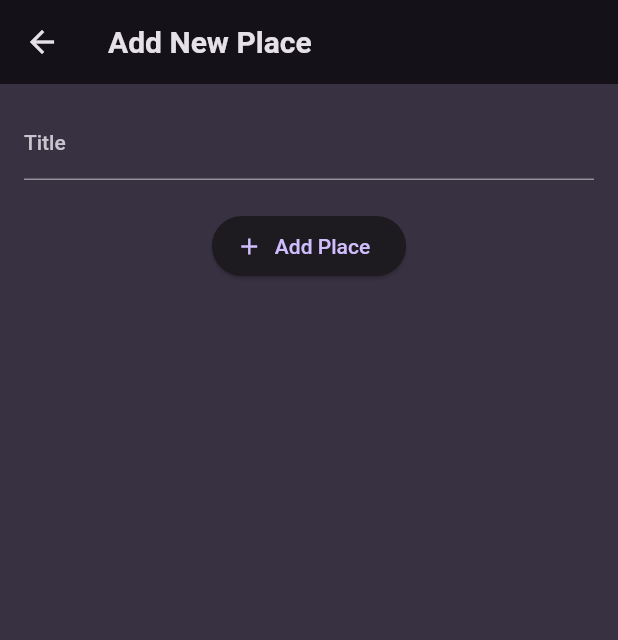
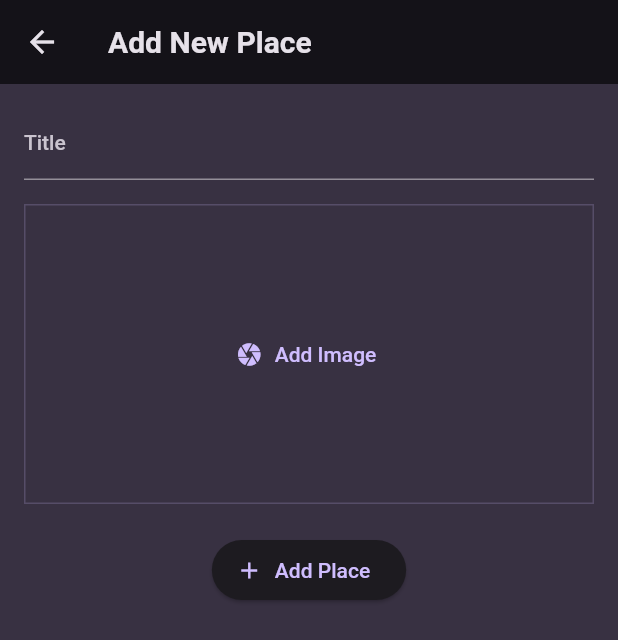
Before and after one commit to mernaislam/Favorite-Places-App, a Flutter app: the screen it shows after launch, after a tap on the "add" icon, on a phone screen of 412 x 824 dp. Shown: the top 640 px of the screen. Run offline on Flutter 3.47's test engine with Material 2 defaults, Android fonts, the phone set to English and light mode, and no system bars; our stand-ins replace flutter_riverpod, google_fonts, image_picker.

Commit message:
adding image picker input

```diff
--- a/favorite_places_app/lib/screens/add_place_screen.dart
+++ b/favorite_places_app/lib/screens/add_place_screen.dart
@@ -1,14 +1,37 @@
-import 'package:favorite_places_app/models/place.dart';
 import 'package:favorite_places_app/providers/places_provider.dart';
+import 'package:favorite_places_app/widgets/image_input.dart';
 import 'package:flutter/material.dart';
 import 'package:flutter_riverpod/flutter_riverpod.dart';
 
-class AddPlaceScreen extends ConsumerWidget {
+class AddPlaceScreen extends ConsumerStatefulWidget {
   const AddPlaceScreen ({super.key});
+  @override
+  ConsumerState<AddPlaceScreen> createState() {
+    return _AddPlaceScreenState();
+  }
+}
+
+class _AddPlaceScreenState extends ConsumerState<AddPlaceScreen> {
+  final _titleController = TextEditingController();
+
+  void _savePlace(){
+    final enteredTitle = _titleController.text;
+    if(enteredTitle.isEmpty){
+      return;
+    }
+
+    ref.read(favPlacesProvider.notifier).addPlace(enteredTitle);
+    Navigator.of(context).pop();
+  }
 
   @override
-  Widget build(BuildContext context, WidgetRef ref) {
-    TextEditingController titleController = TextEditingController();
+  void dispose() {
+    _titleController.dispose();
+    super.dispose();
+  }
+
+  @override
+  Widget build(BuildContext context) {
     return Scaffold(
       appBar: AppBar(
         title: const Text('Add New Place'),
@@ -19,23 +42,21 @@ class AddPlaceScreen extends ConsumerWidget {
           child: Column(
             children: [
               TextFormField(
-                controller: titleController,
+                controller: _titleController,
                 decoration: const InputDecoration(
                   label: Text('Title'),
                 ),
                 style: const TextStyle(color: Colors.white),
               ),
               const SizedBox(
+                height: 16,
+              ),
+              const ImageInput(),
+              const SizedBox(
                 height: 20,
               ),
               ElevatedButton.icon(
-                onPressed: () {
-                  final newItem = Place(
-                    title: titleController.text,
-                  );
-                  ref.read(favPlacesProvider.notifier).addPlace(newItem);
-                  Navigator.of(context).pop();
-                },
+                onPressed: _savePlace,
                 icon: const Icon(Icons.add),
                 label: const Text('Add Place'),
               )
--- a/favorite_places_app/lib/screens/favorites_list_screen.dart
+++ b/favorite_places_app/lib/screens/favorites_list_screen.dart
@@ -1,6 +1,6 @@
 import 'package:favorite_places_app/providers/places_provider.dart';
 import 'package:favorite_places_app/screens/add_place_screen.dart';
-import 'package:favorite_places_app/screens/favorite_place_details.dart';
+import 'package:favorite_places_app/widgets/place_list.dart';
 import 'package:flutter/material.dart';
 import 'package:flutter_riverpod/flutter_riverpod.dart';
 
@@ -17,41 +17,7 @@ class _FavoriteListScreenState extends ConsumerState<PlacesListScreen> {
   @override
   Widget build(BuildContext context) {
     final favPlacesList = ref.watch(favPlacesProvider);
-    Widget mainContent;
-    if (favPlacesList.isEmpty) {
-      mainContent = Center(
-        child: Text(
-          'No places added yet',
-          style: Theme.of(context).textTheme.bodyLarge!.copyWith(
-            color: Colors.white
-          ),
 
-        ),
-      );
-    } else {
-      mainContent = ListView.builder(
-        itemCount: favPlacesList.length,
-        itemBuilder: (context, index) => InkWell(
-          onTap: () {
-            Navigator.of(context).push(
-              MaterialPageRoute(
-                builder: (ctx) => FavoritePlaceDetails(
-                  favPlacesList[index],
-                ),
-              ),
-            );
-          },
-          child: ListTile(
-            leading: Text(
-              favPlacesList[index].title,
-              style: Theme.of(context).textTheme.titleLarge!.copyWith(
-                fontWeight: FontWeight.normal,
-              ),
-            ),
-          ),
-        ),
-      );
-    }
     return Scaffold(
       appBar: AppBar(
         title: const Text('Your Places'),
@@ -68,7 +34,7 @@ class _FavoriteListScreenState extends ConsumerState<PlacesListScreen> {
           )
         ],
       ),
-      body: mainContent,
+      body: PlacesList(places: favPlacesList),
     );
   }
 }
--- /dev/null
+++ b/favorite_places_app/lib/widgets/image_input.dart
@@ -0,0 +1,61 @@
+import 'dart:io';
+
+import 'package:flutter/material.dart';
+import 'package:image_picker/image_picker.dart';
+
+class ImageInput extends StatefulWidget {
+  const ImageInput({super.key});
+
+  @override
+  State<ImageInput> createState() => _ImageInputState();
+}
+
+class _ImageInputState extends State<ImageInput> {
+  File? _selectedImage;
+
+  void _addImage() async {
+    final imagePicker = ImagePicker();
+    final pickedImage = await imagePicker.pickImage(source: ImageSource.camera);
+
+    if (pickedImage == null) {
+      return;
+    }
+
+    setState(() {
+      _selectedImage = File(pickedImage.path);
+    });
+  }
+
+  @override
+  Widget build(BuildContext context) {
+    Widget content = TextButton.icon(
+      onPressed: _addImage,
+      icon: const Icon(Icons.camera),
+      label: const Text('Add Image'),
+    );
+
+    if (_selectedImage != null) {
+      content = GestureDetector(
+        onTap: _addImage,
+        child: Image.file(
+          _selectedImage!,
+          fit: BoxFit.cover,
+          width: double.infinity,
+          height: double.infinity,
+        ),
+      );
+    }
+    return Container(
+      decoration: BoxDecoration(
+        border: Border.all(
+          width: 1,
+          color: Theme.of(context).colorScheme.primary.withOpacity(0.2),
+        ),
+      ),
+      height: 200,
+      width: double.infinity,
+      alignment: Alignment.center,
+      child: content,
+    );
+  }
+}
--- /dev/null
+++ b/favorite_places_app/lib/widgets/place_list.dart
@@ -0,0 +1,47 @@
+import 'package:favorite_places_app/models/place.dart';
+import 'package:favorite_places_app/screens/favorite_place_details.dart';
+import 'package:flutter/material.dart';
+
+class PlacesList extends StatelessWidget {
+  const PlacesList({super.key, required this.places});
+
+  final List<Place> places;
+
+  @override
+  Widget build(BuildContext context) {
+    Widget mainContent;
+    if (places.isEmpty) {
+      mainContent = Center(
+        child: Text(
+          'No places added yet',
+          style: Theme.of(context)
+              .textTheme
+              .bodyLarge!
+              .copyWith(color: Colors.white),
+        ),
+      );
+    } else {
+      mainContent = ListView.builder(
+        itemCount: places.length,
+        itemBuilder: (context, index) => ListTile(
+          leading: Text(
+            places[index].title,
+            style: Theme.of(context).textTheme.titleLarge!.copyWith(
+                  fontWeight: FontWeight.normal,
+                ),
+          ),
+          onTap: () {
+            Navigator.of(context).push(
+              MaterialPageRoute(
+                builder: (ctx) => FavoritePlaceDetails(
+                  places[index],
+                ),
+              ),
+            );
+          },
+        ),
+      );
+    }
+    return mainContent;
+  }
+}
--- a/favorite_places_app/pubspec.yaml
+++ b/favorite_places_app/pubspec.yaml
@@ -39,6 +39,7 @@ dependencies:
   riverpod: ^2.3.6
   flutter_riverpod: ^2.3.6
   uuid: ^3.0.7
+  image_picker: ^1.0.2
 
 dev_dependencies:
   flutter_test:
```
Also changed, not shown: favorite_places_app/lib/providers/places_provider.dart (+9 -6 lines), favorite_places_app/pubspec.lock, 9 other files.
